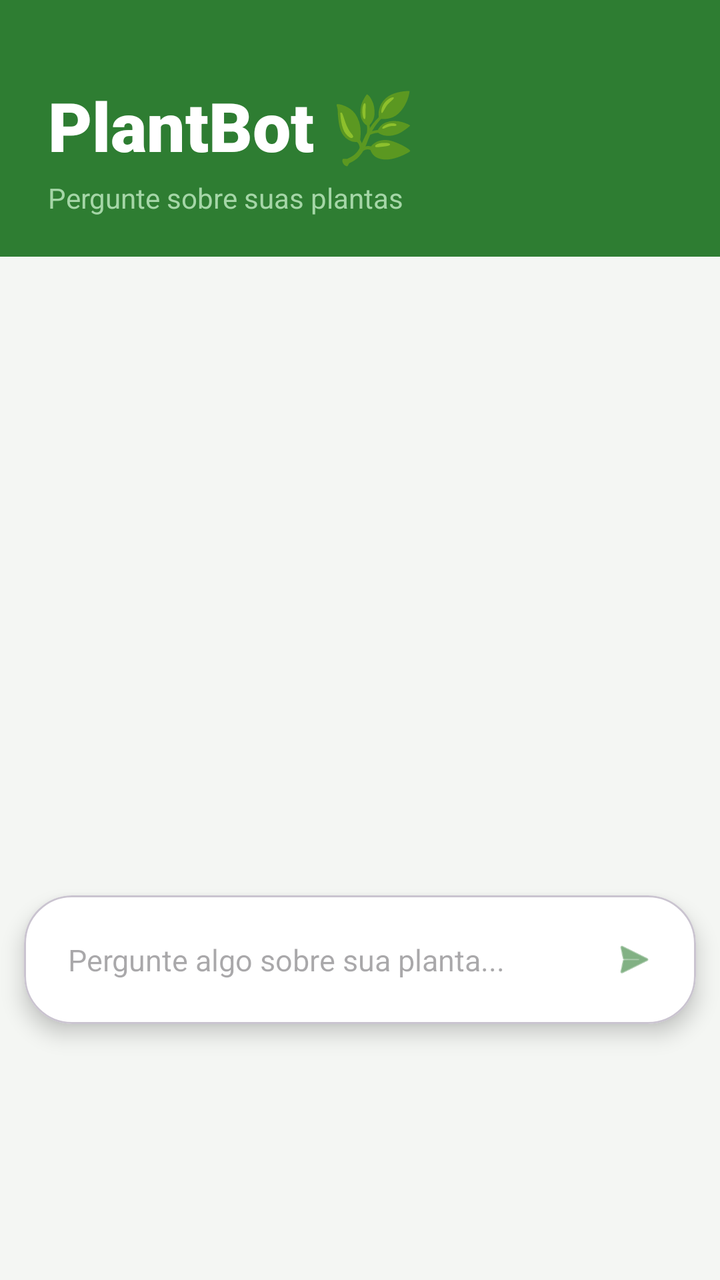
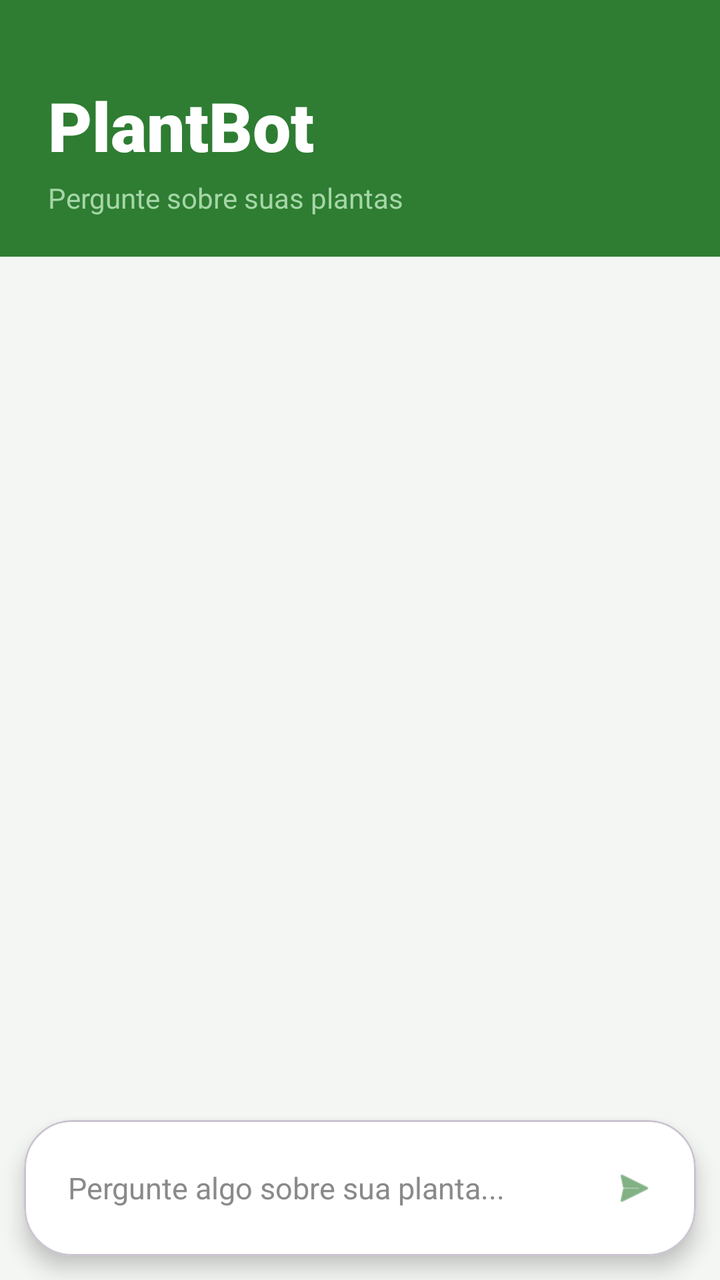

Screens rendered from an Android XML layout before and after an edit, with the pre-edit source and the edit as a unified diff.
<!-- AndroidManifest.xml: application theme Theme.PlantFyth -->
<!-- res/layout/fragment_chatbot.xml -->
<?xml version="1.0" encoding="utf-8"?>
<LinearLayout
    xmlns:android="http://schemas.android.com/apk/res/android"
    xmlns:app="http://schemas.android.com/apk/res-auto"
    android:layout_width="match_parent"
    android:layout_height="match_parent"
    android:orientation="vertical"
    android:background="#F4F6F3">

    
    <LinearLayout
        android:layout_width="match_parent"
        android:layout_height="wrap_content"
        android:background="#2E7D32"
        android:orientation="vertical"
        android:paddingStart="24dp"
        android:paddingTop="40dp"
        android:paddingEnd="24dp"
        android:paddingBottom="20dp">

        <TextView
            android:layout_width="wrap_content"
            android:layout_height="wrap_content"
            android:text="PlantBot 🌿"
            android:textColor="#FFFFFF"
            android:textSize="34sp"
            android:textStyle="bold"
            android:fontFamily="sans-serif-black"/>

        <TextView
            android:layout_width="wrap_content"
            android:layout_height="wrap_content"
            android:text="Pergunte sobre suas plantas"
            android:textColor="#A5D6A7"
            android:textSize="14sp"
            android:layout_marginTop="4dp"/>
    </LinearLayout>

    
    <androidx.recyclerview.widget.RecyclerView
        android:id="@+id/recyclerChat"
        android:layout_width="match_parent"
        android:layout_height="0dp"
        android:layout_weight="1"
        android:padding="12dp"
        android:clipToPadding="false"/>

    
    <com.google.android.material.card.MaterialCardView
        android:layout_width="match_parent"
        android:layout_height="wrap_content"
        android:layout_marginStart="12dp"
        android:layout_marginEnd="12dp"
        android:layout_marginBottom="128dp"
        app:cardCornerRadius="24dp"
        app:cardElevation="6dp"
        android:backgroundTint="#FFFFFF">

        <LinearLayout
            android:layout_width="match_parent"
            android:layout_height="wrap_content"
            android:orientation="horizontal"
            android:padding="10dp"
            android:gravity="center_vertical">

            <EditText
                android:id="@+id/editMessage"
                android:imeOptions="actionSend"
                android:inputType="text"
                android:layout_width="0dp"
                android:layout_height="wrap_content"
                android:layout_weight="1"
                android:hint="Pergunte algo sobre sua planta..."
                android:background="@android:color/transparent"
                android:padding="12dp"
                android:textColor="#212121"
                android:textSize="15sp"/>

            <ImageView
                android:id="@+id/btnSend"
                android:layout_width="42dp"
                android:layout_height="42dp"
                android:src="@android:drawable/ic_menu_send"
                android:tint="#2E7D32"
                android:padding="10dp"/>
        </LinearLayout>

    </com.google.android.material.card.MaterialCardView>

</LinearLayout>
<!-- resources referenced by this layout -->
<resources>
  <style name="Theme.PlantFyth" parent="Theme.MaterialComponents.DayNight.DarkActionBar">
  
          
          <item name="colorPrimary">@color/purple_500</item>
          <item name="colorPrimaryVariant">@color/purple_700</item>
          <item name="colorOnPrimary">@color/white</item>
          
          <item name="colorSecondary">@color/teal_200</item>
          <item name="colorSecondaryVariant">@color/teal_700</item>
          <item name="colorOnSecondary">@color/black</item>
          
          <item name="android:statusBarColor">?attr/colorPrimaryVariant</item>
          
      </style>
  <color name="purple_500">#FF6200EE</color>
  <color name="purple_700">#FF3700B3</color>
  <color name="white">#FFFFFFFF</color>
  <color name="teal_200">#FF03DAC5</color>
  <color name="teal_700">#FF018786</color>
  <color name="black">#FF000000</color>
</resources>

<!-- the commit's change to res/layout/fragment_chatbot.xml (unified diff, before → after) -->
@@ -1,90 +1,99 @@
 <?xml version="1.0" encoding="utf-8"?>
-<LinearLayout
+<androidx.constraintlayout.widget.ConstraintLayout
     xmlns:android="http://schemas.android.com/apk/res/android"
     xmlns:app="http://schemas.android.com/apk/res-auto"
     android:layout_width="match_parent"
     android:layout_height="match_parent"
-    android:orientation="vertical"
     android:background="#F4F6F3">
 
-    
     <LinearLayout
-        android:layout_width="match_parent"
+        android:id="@+id/headerChat"
+        android:layout_width="0dp"
         android:layout_height="wrap_content"
         android:background="#2E7D32"
         android:orientation="vertical"
         android:paddingStart="24dp"
         android:paddingTop="40dp"
         android:paddingEnd="24dp"
-        android:paddingBottom="20dp">
+        android:paddingBottom="20dp"
+        app:layout_constraintEnd_toEndOf="parent"
+        app:layout_constraintStart_toStartOf="parent"
+        app:layout_constraintTop_toTopOf="parent">
 
         <TextView
             android:layout_width="wrap_content"
             android:layout_height="wrap_content"
-            android:text="PlantBot 🌿"
+            android:fontFamily="sans-serif-black"
+            android:text="PlantBot"
             android:textColor="#FFFFFF"
             android:textSize="34sp"
-            android:textStyle="bold"
-            android:fontFamily="sans-serif-black"/>
+            android:textStyle="bold" />
 
         <TextView
             android:layout_width="wrap_content"
             android:layout_height="wrap_content"
+            android:layout_marginTop="4dp"
             android:text="Pergunte sobre suas plantas"
             android:textColor="#A5D6A7"
-            android:textSize="14sp"
-            android:layout_marginTop="4dp"/>
+            android:textSize="14sp" />
     </LinearLayout>
 
-    
     <androidx.recyclerview.widget.RecyclerView
         android:id="@+id/recyclerChat"
-        android:layout_width="match_parent"
+        android:layout_width="0dp"
         android:layout_height="0dp"
-        android:layout_weight="1"
+        android:clipToPadding="false"
         android:padding="12dp"
-        android:clipToPadding="false"/>
+        app:layout_constraintBottom_toTopOf="@id/cardInputMessage"
+        app:layout_constraintEnd_toEndOf="parent"
+        app:layout_constraintStart_toStartOf="parent"
+        app:layout_constraintTop_toBottomOf="@id/headerChat" />
 
-    
     <com.google.android.material.card.MaterialCardView
-        android:layout_width="match_parent"
+        android:id="@+id/cardInputMessage"
+        android:layout_width="0dp"
         android:layout_height="wrap_content"
         android:layout_marginStart="12dp"
         android:layout_marginEnd="12dp"
-        android:layout_marginBottom="128dp"
+        android:layout_marginBottom="12dp"
+        android:backgroundTint="#FFFFFF"
         app:cardCornerRadius="24dp"
         app:cardElevation="6dp"
-        android:backgroundTint="#FFFFFF">
+        app:layout_constraintBottom_toBottomOf="parent"
+        app:layout_constraintEnd_toEndOf="parent"
+        app:layout_constraintStart_toStartOf="parent">
 
         <LinearLayout
             android:layout_width="match_parent"
             android:layout_height="wrap_content"
+            android:gravity="center_vertical"
             android:orientation="horizontal"
-            android:padding="10dp"
-            android:gravity="center_vertical">
+            android:padding="10dp">
 
             <EditText
                 android:id="@+id/editMessage"
-                android:imeOptions="actionSend"
-                android:inputType="text"
                 android:layout_width="0dp"
                 android:layout_height="wrap_content"
                 android:layout_weight="1"
+                android:background="@android:color/transparent"
                 android:hint="Pergunte algo sobre sua planta..."
-                android:background="@android:color/transparent"
+                android:imeOptions="actionSend"
+                android:inputType="text"
+                android:maxLines="4"
+                android:minHeight="48dp"
                 android:padding="12dp"
                 android:textColor="#212121"
-                android:textSize="15sp"/>
+                android:textColorHint="#8A8A8A"
+                android:textSize="15sp" />
 
             <ImageView
                 android:id="@+id/btnSend"
                 android:layout_width="42dp"
                 android:layout_height="42dp"
+                android:padding="10dp"
                 android:src="@android:drawable/ic_menu_send"
-                android:tint="#2E7D32"
-                android:padding="10dp"/>
+                android:tint="#2E7D32" />
         </LinearLayout>
-
     </com.google.android.material.card.MaterialCardView>
 
-</LinearLayout>
+</androidx.constraintlayout.widget.ConstraintLayout>
